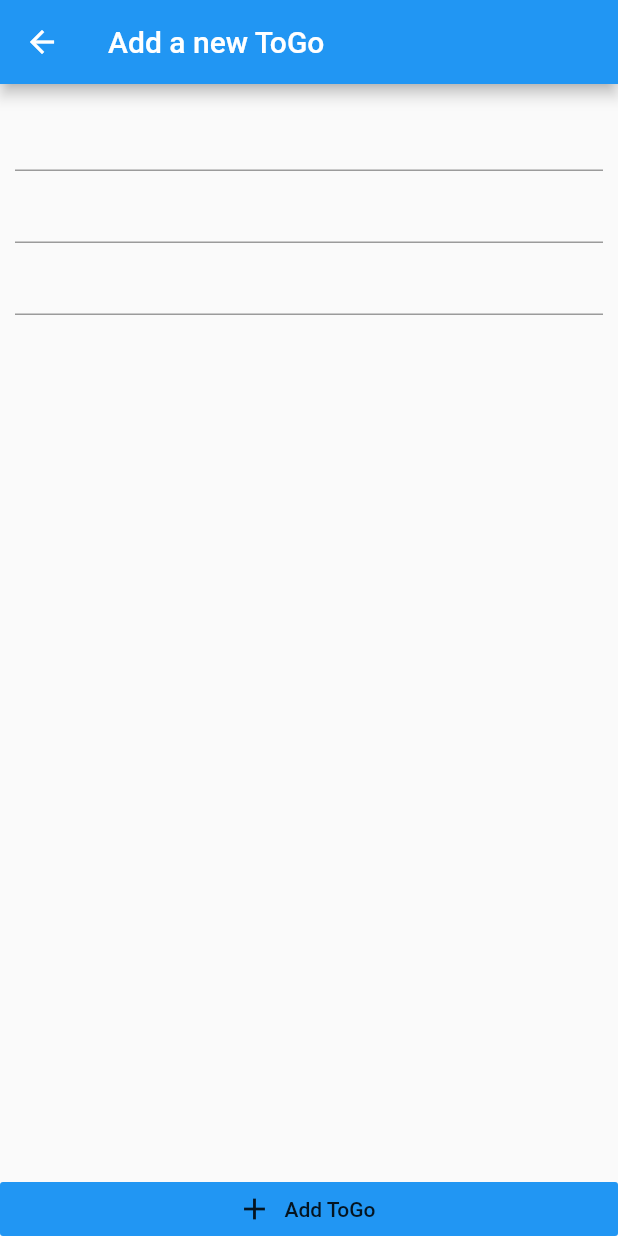
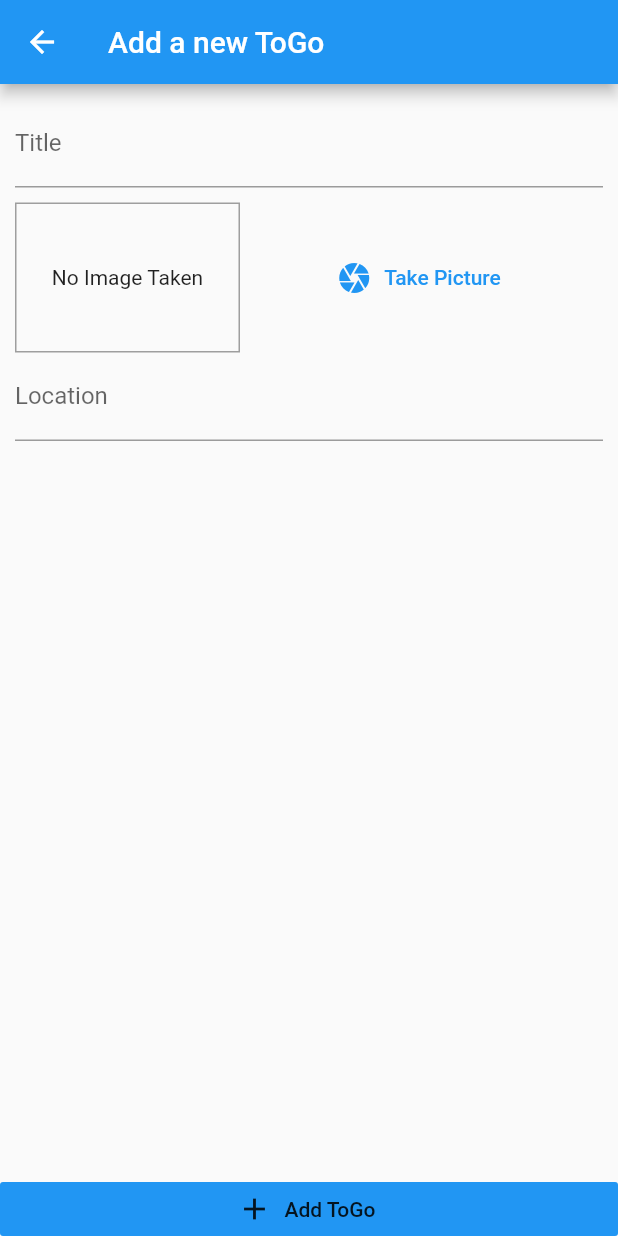
Before and after one commit to somtd/togo-list, a Flutter app: the AddToGoScreen screen opened by its route, on a phone screen of 412 x 824 dp. Run offline on Flutter 3.47's test engine with Material 2 defaults, Android fonts, the phone set to English and light mode, and no system bars.

Commit message:
Adding  location input widget

```diff
--- a/lib/screens/add_togo_screen.dart
+++ b/lib/screens/add_togo_screen.dart
@@ -1,4 +1,7 @@
 import 'package:flutter/material.dart';
+
+import '../widgets/image_input.dart';
+import '../widgets/location_input.dart';
 
 class AddToGoScreen extends StatefulWidget {
   static const routeName = '/add-togo';
@@ -8,6 +11,9 @@ class AddToGoScreen extends StatefulWidget {
 }
 
 class _AddToGoScreenState extends State<AddToGoScreen> {
+  final _titleController = TextEditingController();
+  final _locationController = TextEditingController();
+
   @override
   void initState() {
     super.initState();
@@ -32,9 +38,16 @@ class _AddToGoScreenState extends State<AddToGoScreen> {
                 padding: EdgeInsets.all(10),
                 child: Column(
                   children: <Widget>[
-                    TextField(),
-                    TextField(),
-                    TextField(),
+                    TextField(
+                      decoration: InputDecoration(labelText: 'Title'),
+                      controller: _titleController,
+                    ),
+                    SizedBox(height: 10),
+                    ImageInput(),
+                    TextField(
+                      decoration: InputDecoration(labelText: 'Location'),
+                      controller: _locationController,
+                    )
                   ],
                 ),
               ),
--- /dev/null
+++ b/lib/widgets/image_input.dart
@@ -0,0 +1,32 @@
+import 'package:flutter/material.dart';
+
+class ImageInput extends StatefulWidget {
+  @override
+  _ImageInputState createState() => _ImageInputState();
+}
+
+class _ImageInputState extends State<ImageInput> {
+  @override
+  Widget build(BuildContext context) {
+    return Row(children: <Widget>[
+      Container(
+        width: 150,
+        height: 100,
+        decoration: BoxDecoration(
+          border: Border.all(width: 1, color: Colors.grey),
+        ),
+        child: Text('No Image Taken', textAlign: TextAlign.center),
+        alignment: Alignment.center,
+      ),
+      SizedBox(height: 10),
+      Expanded(
+        child: FlatButton.icon(
+          icon: Icon(Icons.camera),
+          label: Text('Take Picture'),
+          textColor: Theme.of(context).primaryColor,
+          onPressed: () {},
+        ),
+      )
+    ]);
+  }
+}
--- a/pubspec.yaml
+++ b/pubspec.yaml
@@ -20,6 +20,7 @@ dependencies:
   flutter:
     sdk: flutter
   provider: ^3.1.0
+  location: ^2.3.5
   cupertino_icons: ^0.1.2
 
 dev_dependencies:
```
Also changed, not shown: lib/widgets/location_input.dart (added, +48 -0 lines), pubspec.lock, 7 other files.
